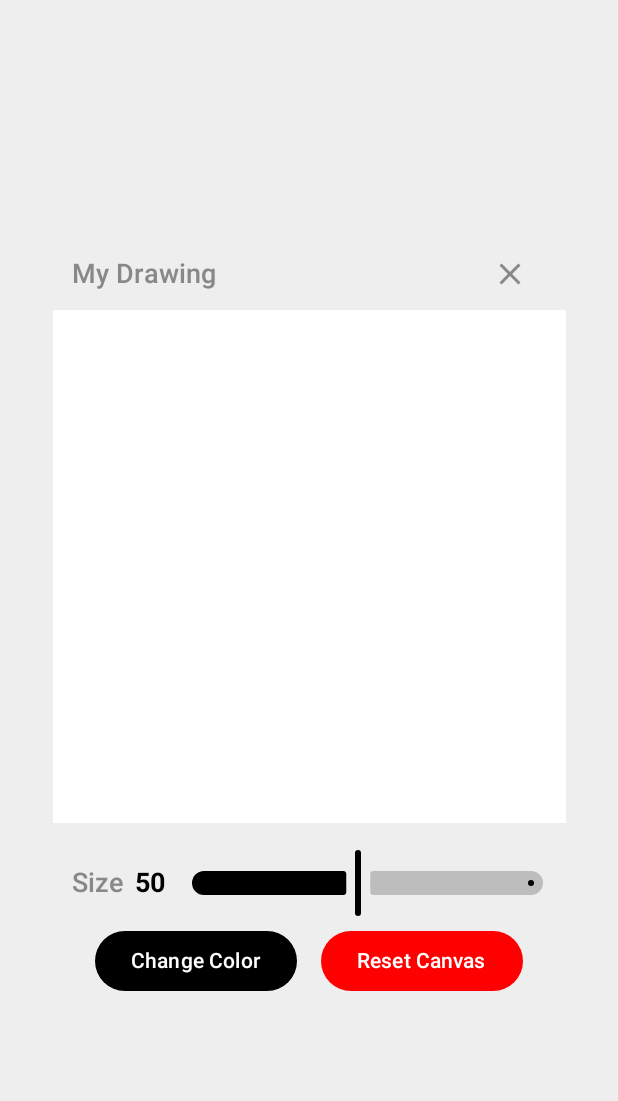
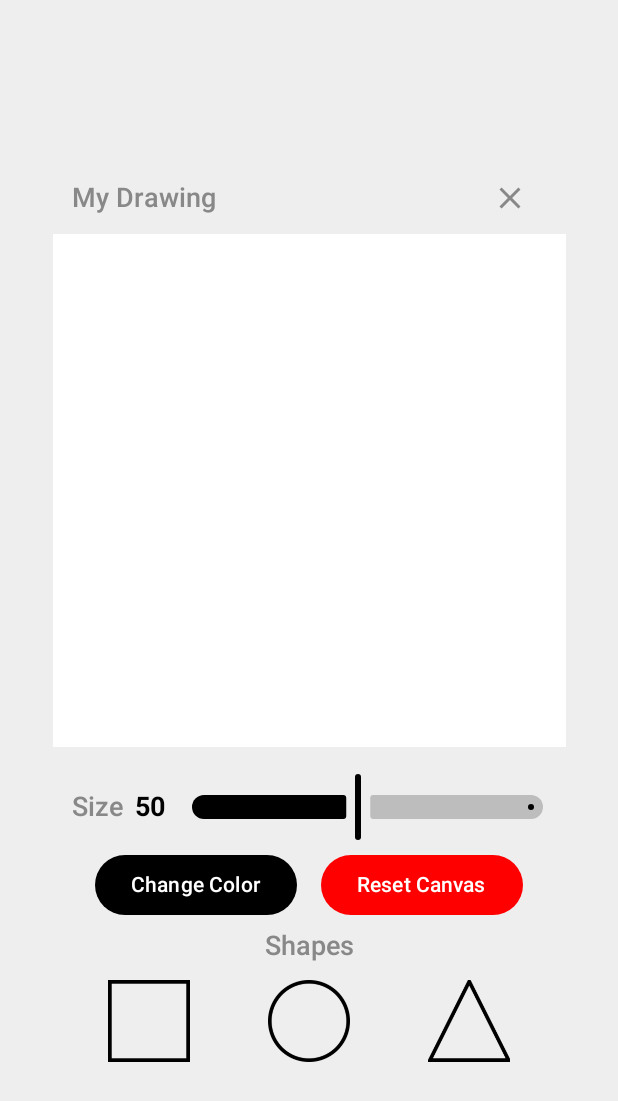
Before and after one commit to landonwest815/Inkdroid, an Android app built with Jetpack Compose: the screen it shows after launch (MainActivity), after a tap on "Let's Draw", on a phone screen of 412 x 824 dp. Shown: the top 1101 px of the screen. Run offline under Robolectric (Android 15) with nearby library versions, the phone set to English and light mode, and no system bars.

Commit message:
Implemented Shapes & Basic tests for shapes
Implemented shapes & basic tests for shapes.

Feel free to change UI / code

```diff
--- a/app/src/main/java/com/example/drawingappall/DrawScreen.kt
+++ b/app/src/main/java/com/example/drawingappall/DrawScreen.kt
@@ -1,5 +1,6 @@
 package com.example.drawingappall
 
+import androidx.compose.foundation.Image
 import androidx.compose.foundation.background
 import androidx.compose.foundation.gestures.detectDragGestures
 import androidx.compose.foundation.layout.Box
@@ -28,6 +29,7 @@ import androidx.compose.ui.Alignment
 import androidx.compose.ui.Modifier
 import androidx.compose.ui.graphics.Color
 import androidx.compose.ui.input.pointer.pointerInput
+import androidx.compose.ui.res.painterResource
 import androidx.compose.ui.text.font.FontWeight
 import androidx.compose.ui.tooling.preview.Preview
 import androidx.compose.ui.unit.dp
@@ -42,7 +44,7 @@ fun DrawScreen(viewModel: DrawingViewModel = viewModel(), navController: NavCont
 
     // get our data from the viewModel
     val bitmap by viewModel.bitmap.collectAsState()
-    val circleSize by viewModel.circleSize.collectAsState()
+    val shapeSize by viewModel.shapeSize.collectAsState()
     val color by viewModel.color.collectAsState()
 
     Column(
@@ -113,7 +115,7 @@ fun DrawScreen(viewModel: DrawingViewModel = viewModel(), navController: NavCont
                 fontSize = 18.sp,
                 fontWeight = FontWeight.SemiBold)
             Spacer(modifier = Modifier.width(8.dp))
-            Text("${circleSize.toInt()}",
+            Text("${shapeSize.toInt()}",
                 color = Color.Black, fontSize = 18.sp,
                 fontWeight = FontWeight.Bold)
 
@@ -121,7 +123,7 @@ fun DrawScreen(viewModel: DrawingViewModel = viewModel(), navController: NavCont
 
             // the actual slider with dynamic coloring
             Slider(
-                value = circleSize,
+                value = shapeSize,
                 onValueChange = { viewModel.updateSize(it) },
                 valueRange = 5f..100f,
                 modifier = Modifier.fillMaxWidth(),
@@ -158,8 +160,74 @@ fun DrawScreen(viewModel: DrawingViewModel = viewModel(), navController: NavCont
             }
         }
 
+        Spacer(modifier = Modifier.height(6.dp))
+
+        DrawShapeUI(viewModel)
+
         // pushes content upwards to center the UI on the screen
         Spacer(modifier = Modifier.weight(1f))
+    }
+}
+
+@Composable
+fun DrawShapeUI(viewModel: DrawingViewModel = viewModel()) {
+    // header text
+    Row(
+        modifier = Modifier.padding(horizontal = 32.dp),
+        verticalAlignment = Alignment.CenterVertically
+    ) {
+        Text(
+            "Shapes",
+            color = Color.Gray,
+            fontSize = 18.sp,
+            fontWeight = FontWeight.SemiBold
+        )
+    }
+
+    Spacer(modifier = Modifier.height(4.dp))
+
+    // buttons
+    Row(
+        modifier = Modifier.padding(horizontal = 32.dp),
+        verticalAlignment = Alignment.CenterVertically
+    ) {
+
+        val circleIcon = painterResource(id = R.drawable.circle_icon)
+        val triangleIcon = painterResource(id = R.drawable.triangle_icon)
+        val squareIcon = painterResource(id = R.drawable.square_icon)
+
+        // Square Button
+        Button(
+            onClick = { viewModel.changeShape(BrushShape.Square) },
+            colors = ButtonDefaults.buttonColors(containerColor = Color.Transparent),
+            modifier = Modifier.weight(1f)
+        ) {
+
+            Image(painter = squareIcon, contentDescription = null)
+        }
+
+        Spacer(modifier = Modifier.width(4.dp))
+
+        // Circle Button
+        Button(
+            onClick = { viewModel.changeShape(BrushShape.Circle) },
+            colors = ButtonDefaults.buttonColors(containerColor = Color.Transparent),
+            modifier = Modifier.weight(1f)
+        ) {
+
+            Image(painter = circleIcon, contentDescription = null)
+        }
+        Spacer(modifier = Modifier.width(4.dp))
+
+        // Triangle Button
+        Button(
+            onClick = { viewModel.changeShape(BrushShape.Triangle) },
+            colors = ButtonDefaults.buttonColors(containerColor = Color.Transparent),
+            modifier = Modifier.weight(1f)
+        ) {
+
+            Image(painter = triangleIcon, contentDescription = null)
+        }
     }
 }
 
--- a/app/src/main/java/com/example/drawingappall/DrawingViewModel.kt
+++ b/app/src/main/java/com/example/drawingappall/DrawingViewModel.kt
@@ -3,6 +3,7 @@ package com.example.drawingappall
 import android.graphics.Bitmap
 import android.graphics.Canvas
 import android.graphics.Paint
+import android.graphics.Path
 import androidx.compose.ui.graphics.Color
 import android.graphics.Color as AndroidColor
 import androidx.lifecycle.ViewModel
@@ -10,6 +11,16 @@ import kotlinx.coroutines.flow.MutableStateFlow
 import kotlinx.coroutines.flow.StateFlow
 import kotlinx.coroutines.flow.update
 import kotlin.random.Random
+
+/**
+ * Enum for different brush shapes
+ */
+enum class BrushShape
+{
+    Square,
+    Circle,
+    Triangle
+}
 
 /**
  * ViewModel for managing a drawable canvas in a Jetpack Compose app.
@@ -25,9 +36,13 @@ class DrawingViewModel : ViewModel() {
     private val _color = MutableStateFlow(Color.Black)
     val color: StateFlow<Color> = _color
 
-    // Circle size for drawing (default: 50px, constrained between 5px and 100px)
-    private val _circleSize = MutableStateFlow(50f)
-    val circleSize: StateFlow<Float> = _circleSize
+    // Shape size for drawing (default: 50px, constrained between 5px and 100px)
+    private val _shapeSize = MutableStateFlow(50f)
+    val shapeSize: StateFlow<Float> = _shapeSize
+
+    // Brush shape for drawing
+    private val _brushShape = MutableStateFlow(BrushShape.Circle)
+    val brushShape: StateFlow<BrushShape> = _brushShape
 
     // Paint object for rendering shapes
     private val paint = Paint(Paint.ANTI_ALIAS_FLAG).apply {
@@ -54,10 +69,15 @@ class DrawingViewModel : ViewModel() {
         }
     }
 
+    //Changes shape to an inputted shape
+    public fun changeShape(brushShape : BrushShape) {
+        _brushShape.value = brushShape
+        drawOnCanvas(-99999f, -99999f, 100, 100)
+    }
 
      //Updates the size of the drawing circle with a passed in float value
     fun updateSize(newSize: Float) {
-        _circleSize.update { newSize.coerceIn(5f, 100f) }
+        _shapeSize.update { newSize.coerceIn(5f, 100f) }
     }
 
 
@@ -79,12 +99,44 @@ class DrawingViewModel : ViewModel() {
         val scaledX = x * newBitmap.width / viewWidth
         val scaledY = y * newBitmap.height / viewHeight
 
-        // Set the paint color and draw the circle
+        // Set the paint color and draw the shape
         paint.color = _color.value.toAndroidColor()
-        canvas.drawCircle(scaledX, scaledY, _circleSize.value, paint)
+        drawShape(scaledX, scaledY, paint, canvas)
 
         // Assign the updated bitmap to trigger recomposition
         _bitmap.value = newBitmap
+    }
+
+    /**
+     * Draws a shape given the current brushShape.
+     */
+    private fun drawShape(scaledX : Float, scaledY : Float, paint: Paint, canvas : Canvas)
+    {
+        val shape = _brushShape.value
+        val size = _shapeSize.value
+
+        when (shape) {
+            BrushShape.Circle -> {
+                canvas.drawCircle(scaledX, scaledY, _shapeSize.value, paint)
+            }
+            BrushShape.Square -> {
+                canvas.drawRect(
+                    scaledX - size, scaledY - size,
+                    scaledX + size, scaledY + size,
+                    paint
+                )
+            }
+            BrushShape.Triangle -> {
+                // Create triangle path and draw it
+                val path = Path().apply {
+                    moveTo(scaledX, scaledY - size)
+                    lineTo(scaledX - size, scaledY + size)
+                    lineTo(scaledX + size, scaledY + size)
+                    close()
+                }
+                canvas.drawPath(path, paint)
+            }
+        }
     }
 
     // Resets the canvas by replacing the current bitmap with a new empty one.
```
Also changed, not shown: app/src/main/res/drawable/circle_icon.png (added), app/src/main/res/drawable/square_icon.png (added), app/src/main/res/drawable/triangle_icon.png (added), 2 other files.
